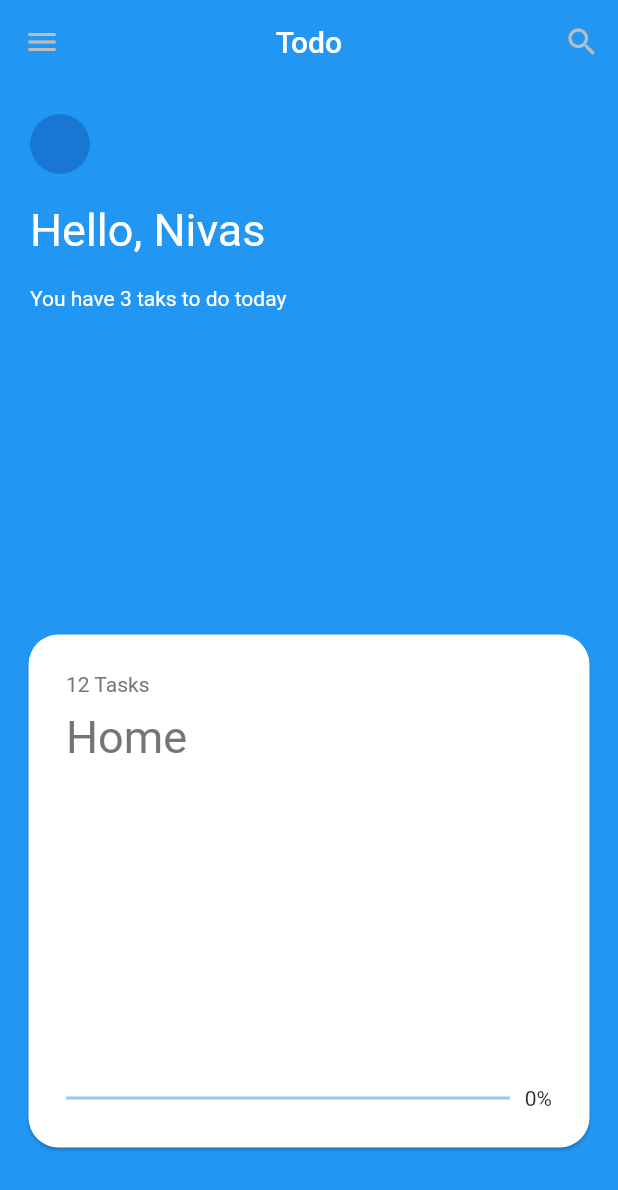
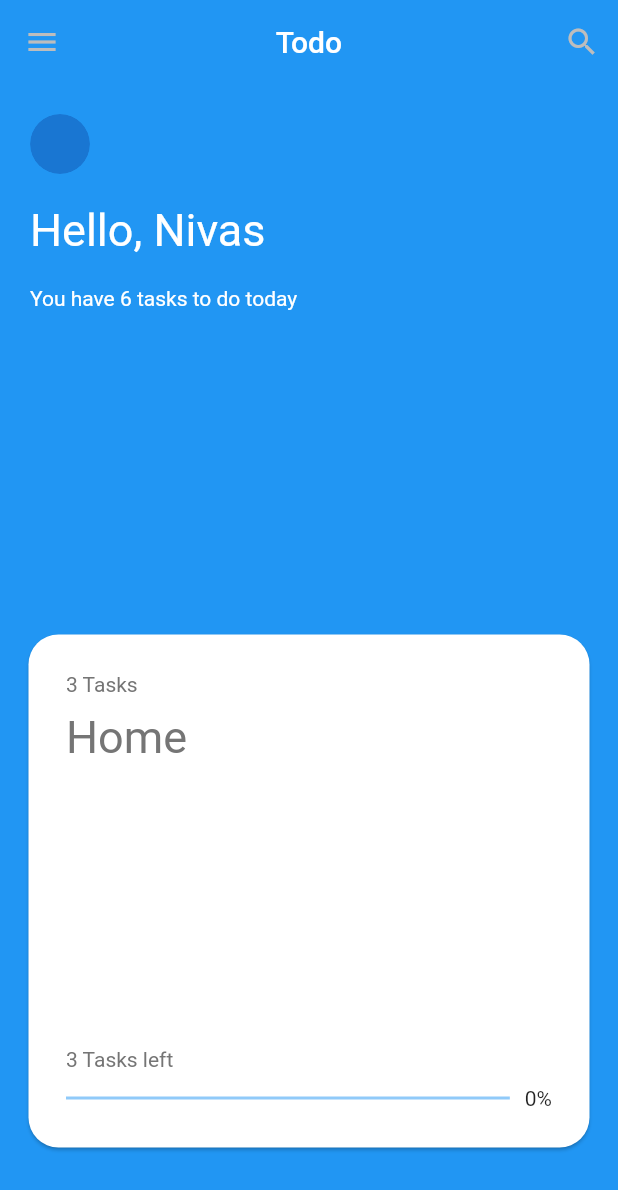
Before and after one commit to Nithsua/todo, a Flutter app: the screen it shows after launch, on a phone screen of 412 x 824 dp. Shown: the top 1190 px of the screen. Run offline on Flutter 3.47's test engine with Material 2 defaults, Android fonts, the phone set to English and light mode, and no system bars.

Commit message:
Todo Repository implementation in the UI

```diff
--- a/lib/main.dart
+++ b/lib/main.dart
@@ -43,9 +43,7 @@ class MyApp extends StatelessWidget {
       home: ChangeNotifierProvider<TodoRepository>(
         create: (context) =>
             TodoRepository(todoCollectionList: todoCollectionList),
-        child: HomePage(
-          todoCollectionList: todoCollectionList,
-        ),
+        child: HomePage(),
       ),
     );
   }
--- a/lib/screens/homepage.dart
+++ b/lib/screens/homepage.dart
@@ -7,12 +7,6 @@ import 'package:todo/screens/todopage.dart';
 import 'package:todo/widgets/progressbar.dart';
 
 class HomePage extends StatelessWidget {
-  final List<TodoCollection> _todoCollectionList;
-
-  HomePage({@required List<TodoCollection> todoCollectionList})
-      : assert(todoCollectionList != null),
-        _todoCollectionList = todoCollectionList;
-
   @override
   Widget build(BuildContext context) {
     return Scaffold(
@@ -30,7 +24,8 @@ class HomePage extends StatelessWidget {
         ],
       ),
       body: Consumer<TodoRepository>(
-        builder: (context, todoRepository, _) => Column(
+        builder: (context, todoRepository, _) {
+          return Column(
             crossAxisAlignment: CrossAxisAlignment.start,
             mainAxisAlignment: MainAxisAlignment.spaceBetween,
             children: [
@@ -59,7 +54,7 @@ class HomePage extends StatelessWidget {
                     Padding(
                       padding: const EdgeInsets.all(20.0),
                       child: Text(
-                      'You have 3 taks to do today',
+                        'You have ${todoRepository.totalTasks - todoRepository.isDoneCount} tasks to do today',
                         style: TextStyle(
                           color: Colors.white,
                         ),
@@ -74,16 +69,21 @@ class HomePage extends StatelessWidget {
                   height: 380,
                   child: PageView.builder(
                     scrollDirection: Axis.horizontal,
-                  itemCount: _todoCollectionList.length,
-                  itemBuilder: (context, index) => ChangeNotifierProvider.value(
-                    value: _todoCollectionList[index],
-                    child: TodoCollectionCardBuilder(),
+                    itemCount: todoRepository.todoCollectionList.length,
+                    itemBuilder: (context, index) => MultiProvider(
+                      providers: [
+                        ChangeNotifierProvider.value(
+                            value: todoRepository.todoCollectionList[index]),
+                        ChangeNotifierProvider.value(value: todoRepository)
+                      ],
+                      builder: (context, _) => TodoCollectionCardBuilder(),
                     ),
                   ),
                 ),
-            )
+              ),
             ],
-        ),
+          );
+        },
       ),
     );
   }
@@ -92,6 +92,7 @@ class HomePage extends StatelessWidget {
 class TodoCollectionCardBuilder extends StatelessWidget {
   @override
   Widget build(BuildContext context) {
+    var todoRepository = Provider.of<TodoRepository>(context);
     return Consumer<TodoCollection>(
       builder: (context, todoCollection, child) => Padding(
         padding: const EdgeInsets.all(15.0),
@@ -102,8 +103,11 @@ class TodoCollectionCardBuilder extends StatelessWidget {
               Navigator.push(
                 context,
                 MaterialPageRoute(
-                  builder: (context) => ChangeNotifierProvider.value(
-                    value: todoCollection,
+                  builder: (context) => MultiProvider(
+                    providers: [
+                      ChangeNotifierProvider.value(value: todoCollection),
+                      ChangeNotifierProvider.value(value: todoRepository),
+                    ],
                     builder: (context, _) => TodoPage(
                       todoCollection: todoCollection,
                     ),
@@ -128,7 +132,7 @@ class TodoCollectionCardBuilder extends StatelessWidget {
                           crossAxisAlignment: CrossAxisAlignment.start,
                           children: [
                             Text(
-                              '12 Tasks',
+                              '${todoCollection.totalTasks} Tasks',
                               style: TextStyle(
                                 color: Colors.grey[600],
                                 // fontSize: 30.0,
@@ -147,12 +151,24 @@ class TodoCollectionCardBuilder extends StatelessWidget {
                           ],
                         ),
                       ),
+                      Column(
+                        crossAxisAlignment: CrossAxisAlignment.start,
+                        children: [
+                          Text(
+                            '${todoCollection.totalTasks - todoCollection.isDoneCount} Tasks left',
+                            style: TextStyle(
+                              color: Colors.grey[600],
+                              // fontSize: 30.0,
+                            ),
+                          ),
                           SizedBox(
                             height: 10.0,
                           ),
                           ProgressBar(
                               totalTask: todoCollection.totalTasks,
                               isDoneCount: todoCollection.isDoneCount),
+                        ],
+                      ),
                     ],
                   ),
                 ),
```
Lines whose indentation alone changed are shown as unchanged.
